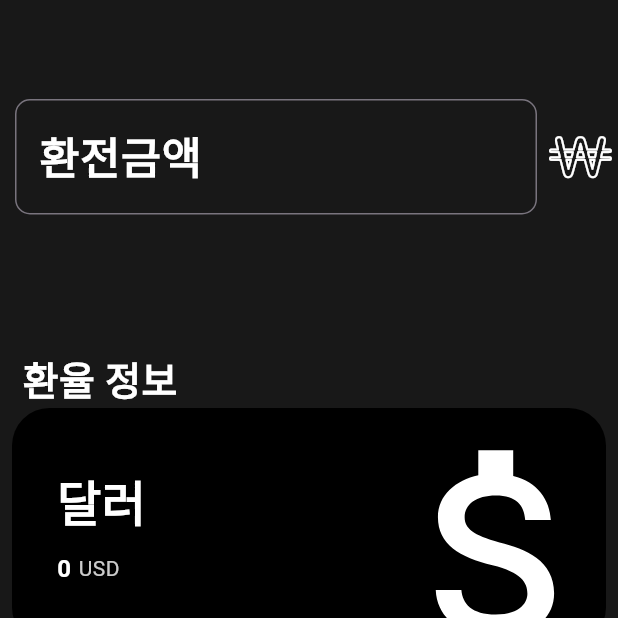
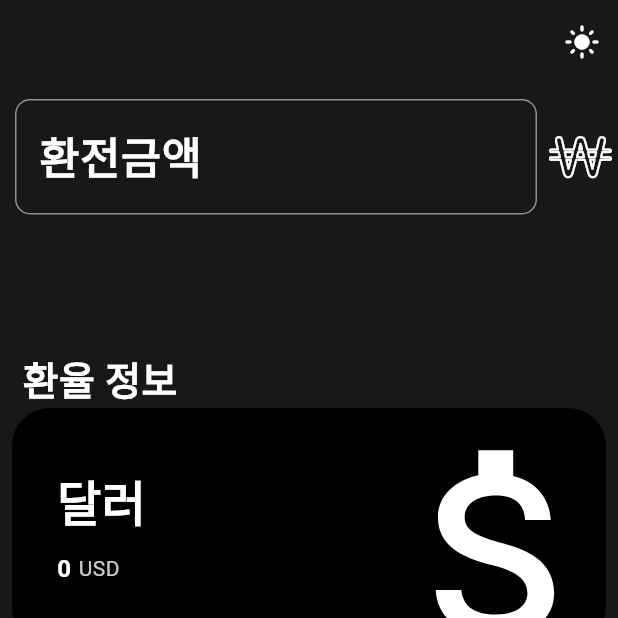
Before and after one commit to a06729/flutter_rate_app, a Flutter app: the screen it shows after launch, on a phone screen of 412 x 824 dp, the top half of it. Run offline on Flutter 3.47's test engine with Material 2 defaults, Android fonts, the phone set to English and light mode, and no system bars; drawn by our look-alikes of google_mobile_ads; our stand-ins replace hive, hive_flutter, logger; accounts and stored records are empty; network calls fail; Roboto replaces fonts that are missing (Jua-Regular).

Commit message:
다크모드 구현

```diff
--- /dev/null
+++ b/lib/controller/theam_controller.dart
@@ -0,0 +1,21 @@
+import 'package:exchange_rate_app/model/theam_model.dart';
+import 'package:flutter/material.dart';
+
+class TheamController extends ChangeNotifier {
+  late final TheamModel _model;
+
+  TheamController() {
+    _model = TheamModel();
+  }
+
+  get darkMod => _model.darkMode;
+
+  void dartMode() {
+    _model.changeMode();
+    update();
+  }
+
+  void update() {
+    notifyListeners();
+  }
+}
--- a/lib/main.dart
+++ b/lib/main.dart
@@ -1,5 +1,6 @@
 import 'package:exchange_rate_app/controller/keybord_amonut_controller.dart';
 import 'package:exchange_rate_app/controller/rate_card_controller.dart';
+import 'package:exchange_rate_app/controller/theam_controller.dart';
 import 'package:exchange_rate_app/hive/rate_model.dart';
 import 'package:exchange_rate_app/screens/home.dart';
 import 'package:flutter/material.dart';
@@ -24,30 +25,38 @@ Future<void> main() async {
   // box = await Hive.openBox('box');
   // box.put(
   //     'test', RateModel(base: 'test', date: 'test', rates: {"test": 123.4}));
-
-  runApp(const MyApp());
+  runApp(MultiProvider(
+    providers: [
+      ChangeNotifierProvider.value(
+        value: KeybordAmountController(),
+      ),
+      ChangeNotifierProvider.value(
+        value: TheamController(),
+      ),
+      ChangeNotifierProvider.value(
+        value: RateCardController(),
+      ),
+    ],
+    child: const MyApp(),
+  ));
 }
 
 class MyApp extends StatelessWidget {
   const MyApp({super.key});
 
-  // This widget is the root of your application.
   @override
   Widget build(BuildContext context) {
+    TheamController theamController = Provider.of<TheamController>(context);
     return MaterialApp(
-      title: 'Flutter Demo',
+      title: '환율나우',
+      debugShowCheckedModeBanner: true,
       theme: ThemeData(
         useMaterial3: true,
         fontFamily: 'Jua-Regular',
+        brightness:
+            theamController.darkMod ? Brightness.dark : Brightness.light,
       ),
-      home: MultiProvider(providers: [
-        ChangeNotifierProvider.value(
-          value: KeybordAmountController(),
-        ),
-        ChangeNotifierProvider.value(
-          value: RateCardController(),
-        ),
-      ], child: const Home()),
+      home: const Home(),
     );
   }
 }
--- /dev/null
+++ b/lib/model/theam_model.dart
@@ -0,0 +1,13 @@
+class TheamModel {
+  bool _darkMode = true;
+
+  get darkMode => _darkMode;
+
+  void changeMode() {
+    if (_darkMode) {
+      _darkMode = false;
+    } else {
+      _darkMode = true;
+    }
+  }
+}
--- a/lib/screens/home.dart
+++ b/lib/screens/home.dart
@@ -1,5 +1,6 @@
 import 'package:exchange_rate_app/controller/keybord_amonut_controller.dart';
 import 'package:exchange_rate_app/controller/rate_card_controller.dart';
+import 'package:exchange_rate_app/controller/theam_controller.dart';
 import 'package:exchange_rate_app/services/exchange_rate_api.dart';
 import 'package:exchange_rate_app/widgets/ads_widget.dart';
 import 'package:exchange_rate_app/widgets/amount_render.dart';
@@ -24,6 +25,8 @@ class _HomeState extends State<Home> {
   final Color bgBlack = const Color(0xff181818);
   late ExchangeRateCardModel cardModel;
   late KeybordAmountController providerController;
+  late TheamController theamController;
+
   late RateCardController rateCardController;
   late String amount;
   late String rateAmout;
@@ -36,36 +39,51 @@ class _HomeState extends State<Home> {
         Provider.of<KeybordAmountController>(context, listen: false);
     rateCardController =
         Provider.of<RateCardController>(context, listen: false);
+    theamController = Provider.of<TheamController>(context, listen: false);
     amount = providerController.amount;
     rateAmout = rateCardController.rateAmout;
   }
 
   @override
   Widget build(BuildContext context) {
+    return Consumer<TheamController>(
+      builder: (context, value, child) {
         return Scaffold(
           key: _scaffoldKey,
           // drawer: const SideMenu(),
-      backgroundColor: bgBlack,
+          backgroundColor: theamController.darkMod
+              ? bgBlack
+              : const Color.fromRGBO(255, 248, 243, 1),
           extendBodyBehindAppBar: false,
           appBar: AppBar(
             surfaceTintColor: Colors.transparent,
             actions: [
               Expanded(
                 child: Row(
-              mainAxisAlignment: MainAxisAlignment.start,
+                  mainAxisAlignment: MainAxisAlignment.end,
                   crossAxisAlignment: CrossAxisAlignment.center,
                   children: [
-                // IconButton(
-                //   onPressed: () => {
-                //     _scaffoldKey.currentState?.openDrawer(),
-                //   },
-                //   icon: const Icon(Icons.menu),
-                // )
+                    Consumer<TheamController>(
+                      builder: (context, value, child) {
+                        return IconButton(
+                            onPressed: () {
+                              theamController.dartMode();
+                            },
+                            icon: theamController.darkMod
+                                ? const Icon(
+                                    Icons.light_mode,
+                                    color: Colors.white,
+                                  )
+                                : const Icon(
+                                    Icons.dark_mode,
+                                    color: Colors.black,
+                                  ));
+                      },
+                    )
                   ],
                 ),
               )
             ],
-        systemOverlayStyle: SystemUiOverlayStyle.light,
             backgroundColor: Colors.transparent,
           ),
           body: SafeArea(
@@ -97,11 +115,13 @@ class _HomeState extends State<Home> {
                   child: Row(
                     mainAxisAlignment: MainAxisAlignment.spaceBetween,
                     crossAxisAlignment: CrossAxisAlignment.end,
-                children: const [
+                    children: [
                       Text(
                         '환율 정보',
                         style: TextStyle(
-                        color: Colors.white,
+                            color: theamController.darkMod
+                                ? Colors.white
+                                : Colors.black,
                             fontSize: 26,
                             fontWeight: FontWeight.w600),
                       ),
@@ -147,8 +167,8 @@ class _HomeState extends State<Home> {
                                 rateDisplay =
                                     '${f.format(int.parse(rateAmoutList[0].toString()))}.${rateAmoutList[1]}';
                               } else {
-                            rateDisplay = f
-                                .format(int.parse(rateAmoutList[0].toString()));
+                                rateDisplay = f.format(
+                                    int.parse(rateAmoutList[0].toString()));
                               }
                             }
 
@@ -174,5 +194,7 @@ class _HomeState extends State<Home> {
             ),
           ),
         );
+      },
+    );
   }
 }
--- a/lib/widgets/amount_render.dart
+++ b/lib/widgets/amount_render.dart
@@ -1,5 +1,6 @@
 import 'package:exchange_rate_app/controller/keybord_amonut_controller.dart';
 import 'package:exchange_rate_app/controller/rate_card_controller.dart';
+import 'package:exchange_rate_app/controller/theam_controller.dart';
 import 'package:exchange_rate_app/model/rateInfo/rateInfo.dart';
 import 'package:exchange_rate_app/widgets/country_selector_list.dart';
 import 'package:exchange_rate_app/widgets/keybord/customkeybord.dart';
@@ -17,6 +18,7 @@ class _AmountRenderState extends State<AmountRender> {
   late KeybordAmountController? keybordAmountController;
   late RateCardController? rateCardController;
   late TextEditingController _textController;
+  late TheamController theamController;
   late RateInfo? rateInfo;
 
   @override
@@ -26,6 +28,7 @@ class _AmountRenderState extends State<AmountRender> {
         Provider.of<KeybordAmountController>(context, listen: false);
     rateCardController =
         Provider.of<RateCardController>(context, listen: false);
+    theamController = Provider.of<TheamController>(context, listen: false);
     _textController = TextEditingController();
     rateInfo = RateInfo();
   }
@@ -48,6 +51,8 @@ class _AmountRenderState extends State<AmountRender> {
       color: Colors.grey,
     );
 
+    return Consumer<TheamController>(
+      builder: (context, value, child) {
         return Center(
           child: Consumer<KeybordAmountController>(
             builder: (context, value, child) {
@@ -78,9 +83,9 @@ class _AmountRenderState extends State<AmountRender> {
                                 )
                               ],
                               child: Column(
-                            children: [
-                              const CountrySelector(),
-                              const CustomKeyboard()
+                                children: const [
+                                  CountrySelector(),
+                                  CustomKeyboard()
                                 ],
                               ),
                             );
@@ -89,9 +94,11 @@ class _AmountRenderState extends State<AmountRender> {
                       },
                       decoration: InputDecoration(
                         hintText: '환전금액',
-                    hintStyle: const TextStyle(
+                        hintStyle: TextStyle(
                           fontSize: 29.0,
-                      color: Colors.white,
+                          color: theamController.darkMod
+                              ? Colors.white
+                              : Colors.black,
                           fontWeight: FontWeight.w600,
                         ),
                         counterText: '',
@@ -99,8 +106,11 @@ class _AmountRenderState extends State<AmountRender> {
                           borderRadius: BorderRadius.circular(10.0),
                         ),
                         focusedBorder: OutlineInputBorder(
-                      borderSide:
-                          const BorderSide(color: Colors.white, width: 1.0),
+                          borderSide: BorderSide(
+                              color: theamController.darkMod
+                                  ? Colors.white
+                                  : Colors.black,
+                              width: 1.0),
                           borderRadius: BorderRadius.circular(15.0),
                         ),
                       ),
@@ -108,7 +118,8 @@ class _AmountRenderState extends State<AmountRender> {
                   ),
                   Consumer<KeybordAmountController>(
                     builder: (context, value, child) {
-                  IconData iconDate = rateInfo!.currencyIcon(value.countryCode);
+                      IconData iconDate =
+                          rateInfo!.currencyIcon(value.countryCode);
                       return Padding(
                         padding: const EdgeInsets.only(left: 8, right: 8),
                         child: SizedBox(
@@ -116,7 +127,9 @@ class _AmountRenderState extends State<AmountRender> {
                             iconDate,
                             size: 28,
                             weight: 30,
-                        color: Colors.white,
+                            color: theamController.darkMod
+                                ? Colors.white
+                                : Colors.black,
                           ),
                         ),
                       );
@@ -127,5 +140,7 @@ class _AmountRenderState extends State<AmountRender> {
             },
           ),
         );
+      },
+    );
   }
 }
--- a/lib/widgets/exchange_rate_card.dart
+++ b/lib/widgets/exchange_rate_card.dart
@@ -1,5 +1,8 @@
-import 'package:exchange_rate_app/services/exchange_rate_api.dart';
+import 'package:exchange_rate_app/controller/theam_controller.dart';
+// import 'package:exchange_rate_app/services/exchange_rate_api.dart';
 import 'package:flutter/material.dart';
+import 'package:provider/provider.dart';
+
 // import 'package:flutter/src/widgets/framework.dart';
 // import 'package:flutter/src/widgets/placeholder.dart';
 
@@ -8,7 +11,7 @@ class ExchangeRateCard extends StatelessWidget {
   final IconData icon;
   final bool isInverted;
 
-  ExchangeRateCard({
+  const ExchangeRateCard({
     super.key,
     required this.currencyName,
     required this.code,
@@ -19,6 +22,11 @@ class ExchangeRateCard extends StatelessWidget {
 
   @override
   Widget build(BuildContext context) {
+    final theamController =
+        Provider.of<TheamController>(context, listen: false);
+
+    return Consumer<TheamController>(
+      builder: (context, value, child) {
         return Padding(
           padding: const EdgeInsets.symmetric(horizontal: 8),
           child: Row(
@@ -27,7 +35,9 @@ class ExchangeRateCard extends StatelessWidget {
                 child: Container(
                   clipBehavior: Clip.hardEdge,
                   decoration: BoxDecoration(
-                color: isInverted ? Colors.white : Colors.black,
+                    color: theamController.darkMod
+                        ? Colors.black
+                        : const Color.fromRGBO(249, 249, 249, 1),
                     borderRadius: BorderRadius.circular(25),
                   ),
                   child: Padding(
@@ -41,7 +51,9 @@ class ExchangeRateCard extends StatelessWidget {
                               Text(
                                 currencyName,
                                 style: TextStyle(
-                              color: isInverted ? Colors.black : Colors.white,
+                                  color: theamController.darkMod
+                                      ? Colors.white
+                                      : Colors.black,
                                   fontSize: 32,
                                   fontWeight: FontWeight.w600,
                                 ),
@@ -54,9 +66,9 @@ class ExchangeRateCard extends StatelessWidget {
                                   Text(
                                     amount,
                                     style: TextStyle(
-                                    color: isInverted
-                                        ? Colors.black
-                                        : Colors.white,
+                                        color: theamController.darkMod
+                                            ? Colors.white
+                                            : Colors.black,
                                         fontSize: 16,
                                         fontWeight: FontWeight.w600),
                                   ),
@@ -66,9 +78,9 @@ class ExchangeRateCard extends StatelessWidget {
                                   Text(
                                     code,
                                     style: TextStyle(
-                                  color: isInverted
-                                      ? Colors.black.withOpacity(0.8)
-                                      : Colors.white.withOpacity(0.8),
+                                      color: theamController.darkMod
+                                          ? Colors.white.withOpacity(0.8)
+                                          : Colors.black.withOpacity(0.8),
                                     ),
                                   ),
                                 ],
@@ -81,7 +93,9 @@ class ExchangeRateCard extends StatelessWidget {
                               offset: const Offset(5, 10),
                               child: Icon(
                                 icon,
-                            color: isInverted ? Colors.black : Colors.white,
+                                color: theamController.darkMod
+                                    ? Colors.white
+                                    : Colors.black,
                                 size: 98,
                               ),
                             ),
@@ -93,5 +107,7 @@ class ExchangeRateCard extends StatelessWidget {
             ],
           ),
         );
+      },
+    );
   }
 }
```
Also changed, not shown: 3 other files. Lines whose indentation alone changed are shown as unchanged.
